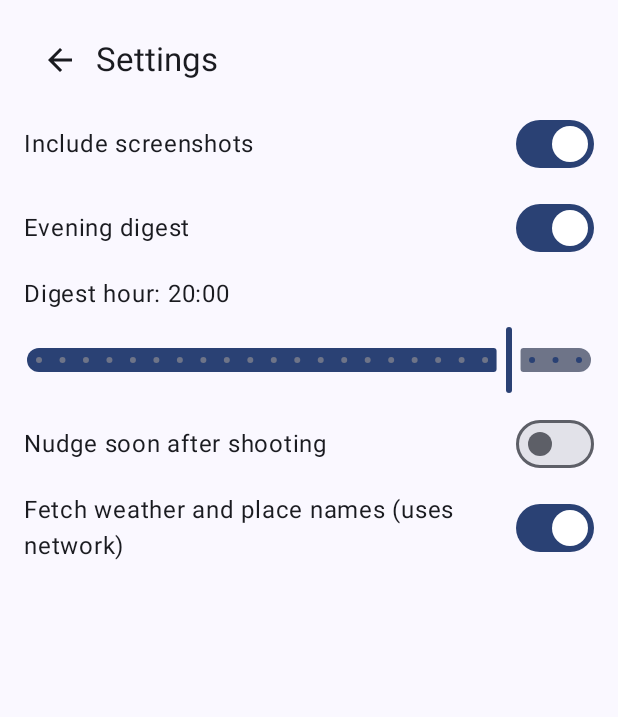
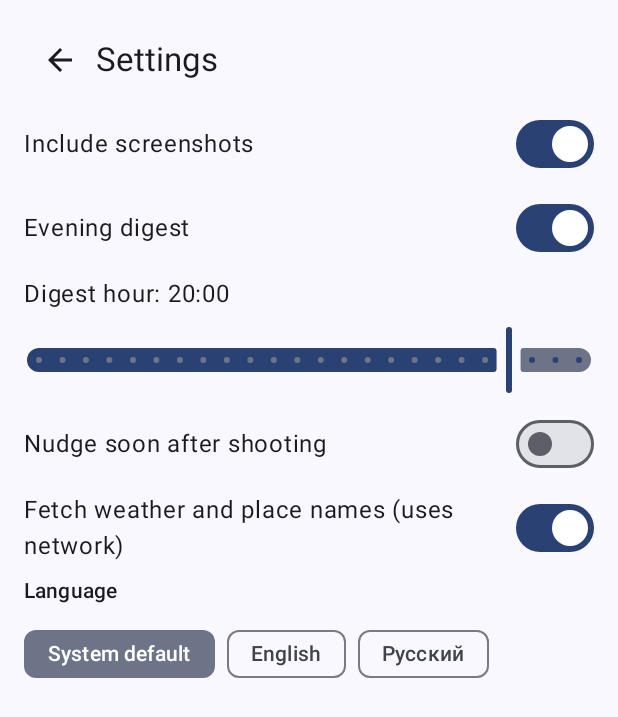
Before and after one commit to senomorf/engram, an Android app built with Jetpack Compose: the composable SettingsScreen shown on its own in the app's theme, on a phone screen of 412 x 824 dp. Shown: the top 717 px of the screen. Run offline under Robolectric (Android 15) with nearby library versions, the light colour scheme and no system bars; libraries missing offline, so code that uses them is left out: coil3.video.

Commit message:
feat: in-app language switch and complete en/ru string coverage

```diff
--- a/app/src/main/AndroidManifest.xml
+++ b/app/src/main/AndroidManifest.xml
@@ -13,6 +13,7 @@
         android:allowBackup="true"
         android:icon="@mipmap/ic_launcher"
         android:label="@string/app_name"
+        android:localeConfig="@xml/locales_config"
         android:supportsRtl="true"
         android:theme="@style/Theme.Engram">
         <activity
--- a/app/src/main/kotlin/cam/engram/app/ui/SettingsScreen.kt
+++ b/app/src/main/kotlin/cam/engram/app/ui/SettingsScreen.kt
@@ -1,5 +1,8 @@
 package cam.engram.app.ui
 
+import android.app.LocaleManager
+import android.content.Context
+import android.os.LocaleList
 import androidx.compose.foundation.layout.Arrangement
 import androidx.compose.foundation.layout.Column
 import androidx.compose.foundation.layout.Row
@@ -10,6 +13,7 @@ import androidx.compose.foundation.rememberScrollState
 import androidx.compose.foundation.verticalScroll
 import androidx.compose.material.icons.Icons
 import androidx.compose.material.icons.automirrored.filled.ArrowBack
+import androidx.compose.material3.FilterChip
 import androidx.compose.material3.Icon
 import androidx.compose.material3.IconButton
 import androidx.compose.material3.MaterialTheme
@@ -20,6 +24,9 @@ import androidx.compose.material3.Text
 import androidx.compose.runtime.Composable
 import androidx.compose.runtime.collectAsState
 import androidx.compose.runtime.getValue
+import androidx.compose.runtime.mutableStateOf
+import androidx.compose.runtime.remember
+import androidx.compose.runtime.setValue
 import androidx.compose.ui.Alignment
 import androidx.compose.ui.Modifier
 import androidx.compose.ui.platform.LocalContext
@@ -81,7 +88,45 @@ fun SettingsScreen(onBack: () -> Unit) {
                 checked = s.enrichmentNetworkEnabled,
                 onChange = vm::setEnrichmentNetwork,
             )
+            Text(stringResource(R.string.settings_language), style = MaterialTheme.typography.titleSmall)
+            LanguageRow(context)
         }
+    }
+}
+
+/**
+ * Per-app language override via the framework LocaleManager (API 33+). Setting
+ * applicationLocales triggers an activity recreate, so the UI reloads in the
+ * chosen locale. Empty list means "follow the system".
+ */
+@Composable
+private fun LanguageRow(context: Context) {
+    val localeManager = remember { context.getSystemService(LocaleManager::class.java) }
+    var tag by remember {
+        mutableStateOf(localeManager.applicationLocales.let { if (it.isEmpty) null else it[0].language })
+    }
+
+    fun choose(next: String?) {
+        tag = next
+        localeManager.applicationLocales =
+            if (next == null) LocaleList.getEmptyLocaleList() else LocaleList.forLanguageTags(next)
+    }
+    Row(horizontalArrangement = Arrangement.spacedBy(8.dp)) {
+        FilterChip(
+            selected = tag == null,
+            onClick = { choose(null) },
+            label = { Text(stringResource(R.string.settings_language_system)) },
+        )
+        FilterChip(
+            selected = tag == "en",
+            onClick = { choose("en") },
+            label = { Text(stringResource(R.string.settings_language_english)) },
+        )
+        FilterChip(
+            selected = tag == "ru",
+            onClick = { choose("ru") },
+            label = { Text(stringResource(R.string.settings_language_russian)) },
+        )
     }
 }
 
--- a/app/src/main/kotlin/cam/engram/app/ui/ToolsScreen.kt
+++ b/app/src/main/kotlin/cam/engram/app/ui/ToolsScreen.kt
@@ -76,7 +76,11 @@ fun ToolsScreen() {
                         runCatching { ArchiveExporter(context, context.appContainer().db).export(uri) }
                             .fold(
                                 onSuccess = { ExportState.Done(it) },
-                                onFailure = { ExportState.Failed(it.message ?: "unknown") },
+                                onFailure = {
+                                    ExportState.Failed(
+                                        it.message ?: context.getString(R.string.error_unknown),
+                                    )
+                                },
                             )
                 }
             }
--- a/app/src/main/res/values/strings.xml
+++ b/app/src/main/res/values/strings.xml
@@ -23,7 +23,7 @@
     <string name="lab_title">Speech to text lab</string>
     <string name="lab_on_device_yes">On-device recognition: available</string>
     <string name="lab_on_device_no">On-device recognition: NOT available, network recognizer in use</string>
-    <string name="lab_speak">Speak (ru-RU)</string>
+    <string name="lab_speak">Speak</string>
     <string name="annotate_save">Save into the photo</string>
     <string name="annotate_saving">Saving…</string>
     <string name="annotate_error">Could not save: %1$s</string>
@@ -71,6 +71,16 @@
     <string name="settings_digest_hour">Digest hour: %1$d:00</string>
     <string name="settings_burst">Nudge soon after shooting</string>
     <string name="settings_enrichment_network">Fetch weather and place names (uses network)</string>
+    <string name="settings_language">Language</string>
+    <string name="settings_language_system">System default</string>
+    <string name="settings_language_english" translatable="false">English</string>
+    <string name="settings_language_russian" translatable="false">Русский</string>
+    <string name="annotate_dictate">Dictate</string>
+    <string name="dictation_listening">Listening…</string>
+    <string name="dictation_processing">Processing…</string>
+    <string name="dictation_error">Did not catch that. Try again.</string>
+    <string name="dictation_unavailable">Voice input is not available on this device</string>
+    <string name="error_unknown">unknown error</string>
     <string name="digest_channel_name">Daily digest</string>
     <string name="digest_title">Some moments are waiting</string>
     <plurals name="digest_body">
```
Also changed, not shown: app/src/main/res/xml/locales_config.xml (added, +7 -0 lines), 1 other file.
